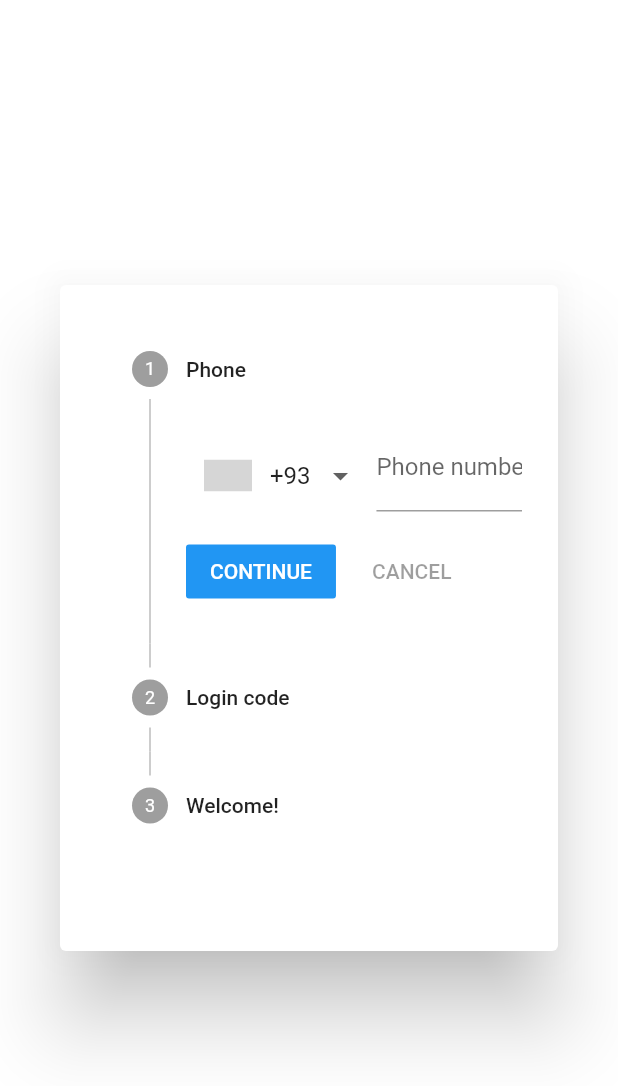
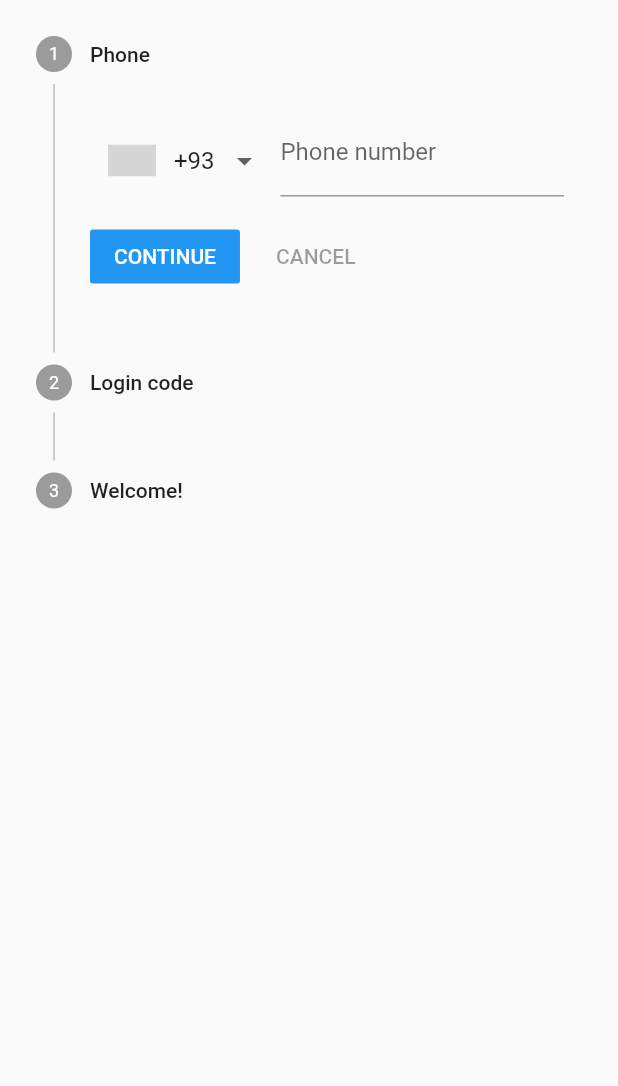
Before and after one commit to Mause/ChooseFood, a Flutter app: the LoginDialog screen opened by its route, on a phone screen of 412 x 824 dp. Shown: the top 1086 px of the screen. Run offline on Flutter 3.47's test engine with Material 2 defaults, Android fonts, the phone set to English and light mode, and no system bars; drawn by our look-alikes of intl_phone_number_input, loader_overlay; our stand-ins replace flutter_contacts, geolocator, get, logger, package_info_plus, sentry_flutter and 2 more; missing offline and left inert: google_maps_webservice, jwt_decode; accounts and stored records are empty; generated files the repository leaves out were written again; statements that could not run were skipped; grey boxes are pictures that could not be loaded.

Commit message:
refactor: Remove Card, replace with Scaffold

```diff
--- a/lib/components/login_dialog.dart
+++ b/lib/components/login_dialog.dart
@@ -3,8 +3,8 @@ import 'dart:async';
 import 'package:choose_food/main.dart' show MyHomePage;
 import 'package:flutter/material.dart'
     show
-        AlertDialog,
         InputDecoration,
+        Scaffold,
         Step,
         Stepper,
         TextFormField,
@@ -132,8 +132,8 @@ class _LoginDialogState extends State<LoginDialog> {
           ]))
     ];
 
-    return AlertDialog(
-        content: SingleChildScrollView(
+    return Scaffold(
+        body: SingleChildScrollView(
       scrollDirection: Axis.horizontal,
       child: SizedBox.square(
           child: Stepper(
```
